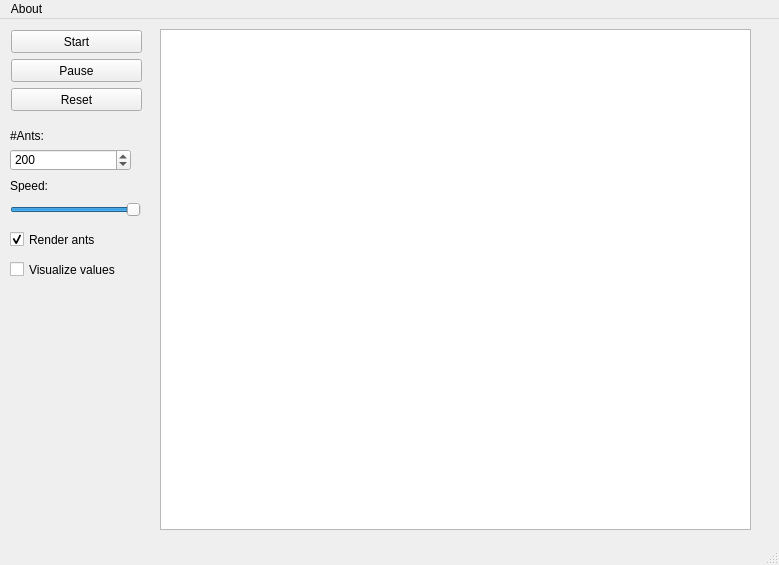
Before: the Qt Designer form mainwindow.ui in GiorgosMethe/AntsMovement, drawn with Qt 5.
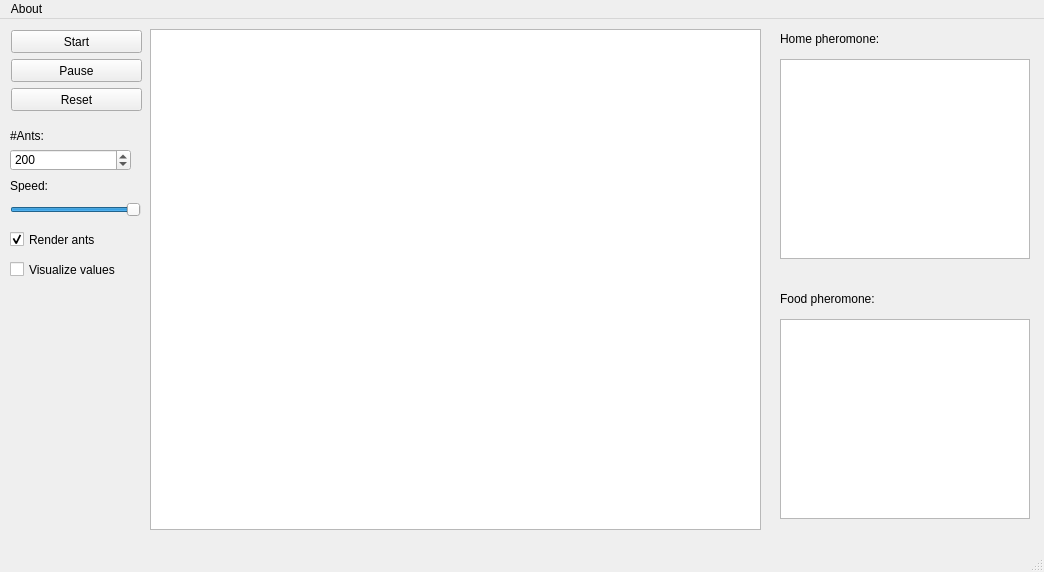
After: the same form once the commit is applied.

Diff of the .ui file:
```diff
--- a/mainwindow.ui
+++ b/mainwindow.ui
@@ -6,24 +6,14 @@
    <rect>
     <x>0</x>
     <y>0</y>
-    <width>779</width>
-    <height>565</height>
+    <width>1044</width>
+    <height>572</height>
    </rect>
   </property>
   <property name="windowTitle">
    <string>MainWindow</string>
   </property>
   <widget class="QWidget" name="centralWidget">
-   <widget class="QGraphicsView" name="graphicsView">
-    <property name="geometry">
-     <rect>
-      <x>160</x>
-      <y>10</y>
-      <width>591</width>
-      <height>501</height>
-     </rect>
-    </property>
-   </widget>
    <widget class="QSpinBox" name="spinBox">
     <property name="geometry">
      <rect>
@@ -123,6 +113,77 @@
      <string>Visualize values</string>
     </property>
    </widget>
+   <widget class="QGraphicsView" name="graphicsView">
+    <property name="geometry">
+     <rect>
+      <x>150</x>
+      <y>10</y>
+      <width>611</width>
+      <height>501</height>
+     </rect>
+    </property>
+    <property name="sizePolicy">
+     <sizepolicy hsizetype="Fixed" vsizetype="Fixed">
+      <horstretch>0</horstretch>
+      <verstretch>0</verstretch>
+     </sizepolicy>
+    </property>
+    <property name="baseSize">
+     <size>
+      <width>600</width>
+      <height>250</height>
+     </size>
+    </property>
+    <property name="focusPolicy">
+     <enum>Qt::NoFocus</enum>
+    </property>
+   </widget>
+   <widget class="QGraphicsView" name="graphicsView_2">
+    <property name="geometry">
+     <rect>
+      <x>780</x>
+      <y>40</y>
+      <width>250</width>
+      <height>200</height>
+     </rect>
+    </property>
+   </widget>
+   <widget class="QGraphicsView" name="graphicsView_3">
+    <property name="geometry">
+     <rect>
+      <x>780</x>
+      <y>300</y>
+      <width>250</width>
+      <height>200</height>
+     </rect>
+    </property>
+   </widget>
+   <widget class="QLabel" name="label_3">
+    <property name="geometry">
+     <rect>
+      <x>780</x>
+      <y>10</y>
+      <width>131</width>
+      <height>20</height>
+     </rect>
+    </property>
+    <property name="text">
+     <string>Home pheromone:</string>
+    </property>
+   </widget>
+   <widget class="QLabel" name="label_4">
+    <property name="geometry">
+     <rect>
+      <x>780</x>
+      <y>270</y>
+      <width>131</width>
+      <height>20</height>
+     </rect>
+    </property>
+    <property name="text">
+     <string>Food pheromone:</string>
+    </property>
+   </widget>
    <widget class="QPushButton" name="pushButtonStart">
     <property name="geometry">
      <rect>
@@ -168,7 +229,7 @@
     <rect>
      <x>0</x>
      <y>0</y>
-     <width>779</width>
+     <width>1044</width>
      <height>20</height>
     </rect>
    </property>
```
